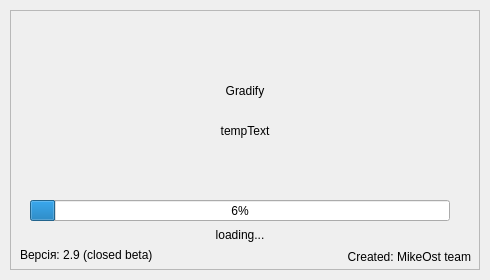
The window that src/preloader.ui (MikeostCorp/Gradify) describes before a commit, drawn with Qt 5.
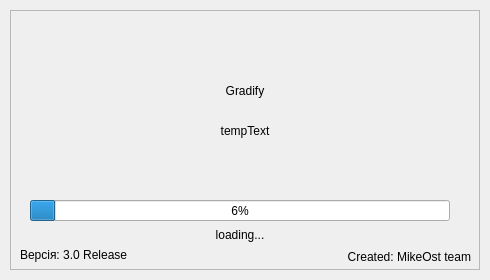
The same window after the commit. Icons and pictures are not drawn.

Diff of the .ui file:
```diff
--- a/src/preloader.ui
+++ b/src/preloader.ui
@@ -142,7 +142,7 @@
      <string notr="true"/>
     </property>
     <property name="text">
-     <string>Версія: 2.9 (closed beta)</string>
+     <string>Версія: 3.0 Release</string>
     </property>
     <property name="alignment">
      <set>Qt::AlignLeading|Qt::AlignLeft|Qt::AlignVCenter</set>
```
